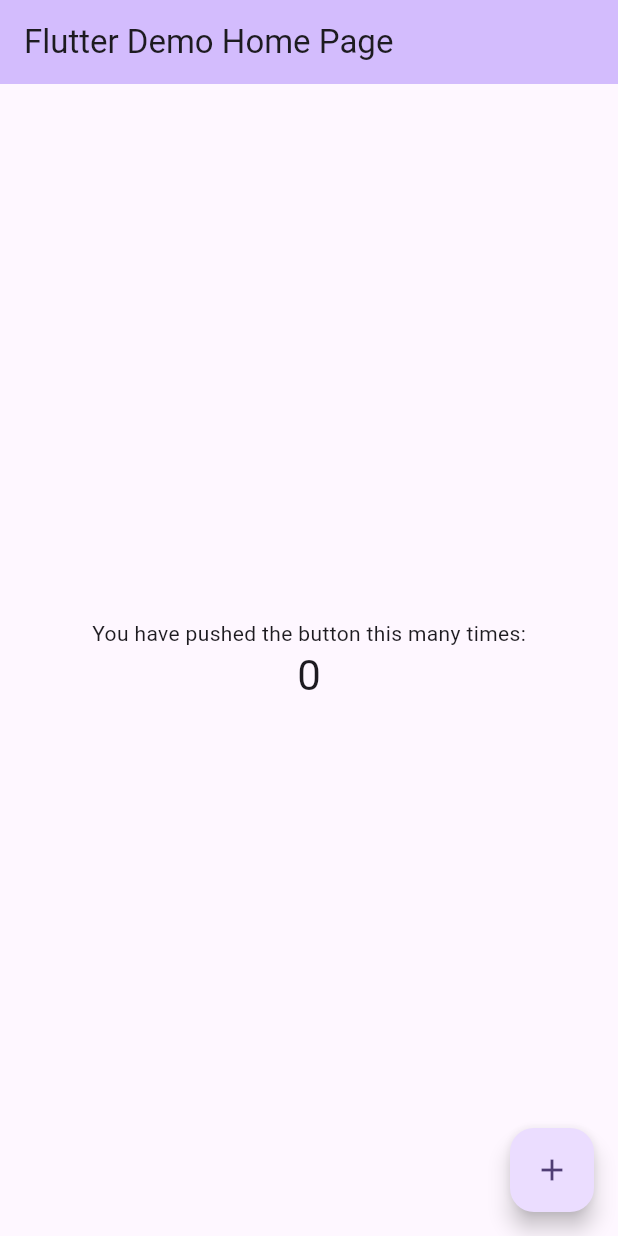
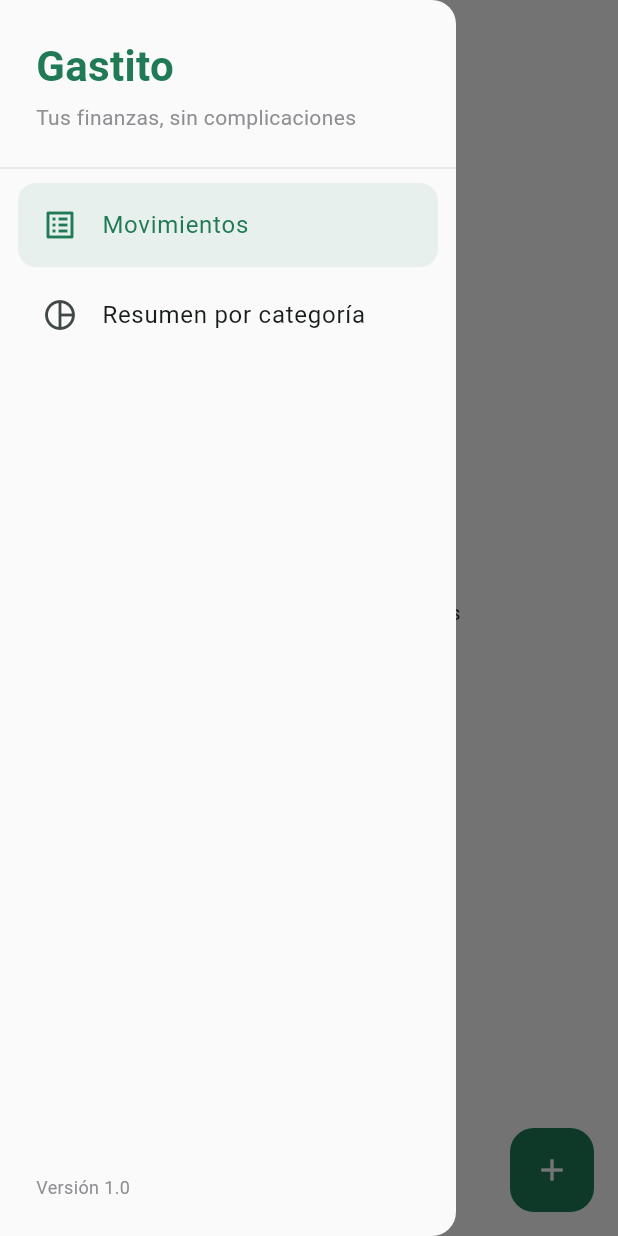
Before and after one commit to wachi10/gastito, a Flutter app: the screen it shows after launch, with the side drawer open (before the commit the screen has no drawer), on a phone screen of 412 x 824 dp. Run offline on Flutter 3.47's test engine with Material 3 defaults, Android fonts, the phone set to English and light mode, and no system bars; our stand-ins replace sqflite; accounts and stored records are empty.

Commit message:
Agregar tema minimalista, rutas con nombre, Drawer y pantallas base

```diff
--- a/lib/main.dart
+++ b/lib/main.dart
@@ -1,125 +1,35 @@
 import 'package:flutter/material.dart';
 
-import 'data/movimiento_repository.dart';
-import 'models/movimiento.dart';
+import 'rutas.dart';
+import 'screens/detalle_movimiento_screen.dart';
+import 'screens/lista_movimientos_screen.dart';
+import 'screens/nuevo_movimiento_screen.dart';
+import 'screens/resumen_screen.dart';
+import 'tema.dart';
 
+/// Punto de entrada de Gastito.
 void main() {
-  runApp(const MyApp());
+  runApp(const GastitoApp());
 }
 
-class MyApp extends StatelessWidget {
-  const MyApp({super.key});
+class GastitoApp extends StatelessWidget {
+  const GastitoApp({super.key});
 
-  // This widget is the root of your application.
   @override
   Widget build(BuildContext context) {
     return MaterialApp(
-      title: 'Flutter Demo',
-      theme: ThemeData(
-        // This is the theme of your application.
-        //
-        // TRY THIS: Try running your application with "flutter run". You'll see
-        // the application has a purple toolbar. Then, without quitting the app,
-        // try changing the seedColor in the colorScheme below to Colors.green
-        // and then invoke "hot reload" (save your changes or press the "hot
-        // reload" button in a Flutter-supported IDE, or press "r" if you used
-        // the command line to start the app).
-        //
-        // Notice that the counter didn't reset back to zero; the application
-        // state is not lost during the reload. To reset the state, use hot
-        // restart instead.
-        //
-        // This works for code too, not just values: Most code changes can be
-        // tested with just a hot reload.
-        colorScheme: .fromSeed(seedColor: Colors.deepPurple),
-      ),
-      home: const MyHomePage(title: 'Flutter Demo Home Page'),
+      title: 'Gastito',
+      debugShowCheckedModeBanner: false, // Quita la etiqueta "DEBUG".
+      theme: TemaApp.tema,
+
+      // Mapa de rutas con nombre (S17): cada nombre construye su pantalla.
+      initialRoute: Rutas.inicio,
+      routes: {
+        Rutas.inicio: (context) => const ListaMovimientosScreen(),
+        Rutas.nuevo: (context) => const NuevoMovimientoScreen(),
+        Rutas.detalle: (context) => const DetalleMovimientoScreen(),
+        Rutas.resumen: (context) => const ResumenScreen(),
+      },
     );
   }
 }
-
-class MyHomePage extends StatefulWidget {
-  const MyHomePage({super.key, required this.title});
-
-  // This widget is the home page of your application. It is stateful, meaning
-  // that it has a State object (defined below) that contains fields that affect
-  // how it looks.
-
-  // This class is the configuration for the state. It holds the values (in this
-  // case the title) provided by the parent (in this case the App widget) and
-  // used by the build method of the State. Fields in a Widget subclass are
-  // always marked "final".
-
-  final String title;
-
-  @override
-  State<MyHomePage> createState() => _MyHomePageState();
-}
-
-class _MyHomePageState extends State<MyHomePage> {
-  int _counter = 0;
-
-  void _incrementCounter() {
-    setState(() {
-      // This call to setState tells the Flutter framework that something has
-      // changed in this State, which causes it to rerun the build method below
-      // so that the display can reflect the updated values. If we changed
-      // _counter without calling setState(), then the build method would not be
-      // called again, and so nothing would appear to happen.
-      _counter++;
-    });
-  }
-
-  @override
-  Widget build(BuildContext context) {
-    // This method is rerun every time setState is called, for instance as done
-    // by the _incrementCounter method above.
-    //
-    // The Flutter framework has been optimized to make rerunning build methods
-    // fast, so that you can just rebuild anything that needs updating rather
-    // than having to individually change instances of widgets.
-    return Scaffold(
-      appBar: AppBar(
-        // TRY THIS: Try changing the color here to a specific color (to
-        // Colors.amber, perhaps?) and trigger a hot reload to see the AppBar
-        // change color while the other colors stay the same.
-        backgroundColor: Theme.of(context).colorScheme.inversePrimary,
-        // Here we take the value from the MyHomePage object that was created by
-        // the App.build method, and use it to set our appbar title.
-        title: Text(widget.title),
-      ),
-      body: Center(
-        // Center is a layout widget. It takes a single child and positions it
-        // in the middle of the parent.
-        child: Column(
-          // Column is also a layout widget. It takes a list of children and
-          // arranges them vertically. By default, it sizes itself to fit its
-          // children horizontally, and tries to be as tall as its parent.
-          //
-          // Column has various properties to control how it sizes itself and
-          // how it positions its children. Here we use mainAxisAlignment to
-          // center the children vertically; the main axis here is the vertical
-          // axis because Columns are vertical (the cross axis would be
-          // horizontal).
-          //
-          // TRY THIS: Invoke "debug painting" (choose the "Toggle Debug Paint"
-          // action in the IDE, or press "p" in the console), to see the
-          // wireframe for each widget.
-          mainAxisAlignment: .center,
-          children: [
-            const Text('You have pushed the button this many times:'),
-            Text(
-              '$_counter',
-              style: Theme.of(context).textTheme.headlineMedium,
-            ),
-          ],
-        ),
-      ),
-      floatingActionButton: FloatingActionButton(
-        onPressed: _incrementCounter,
-        tooltip: 'Increment',
-        child: const Icon(Icons.add),
-      ),
-    );
-  }
-}
--- /dev/null
+++ b/lib/rutas.dart
@@ -0,0 +1,10 @@
+/// Nombres de las rutas de la app (Named Routes, S17).
+///
+/// Se guardan en constantes para no escribir '/detalle' a mano en cada
+/// pantalla: si hay un error de dedo, Dart lo marca antes de correr la app.
+class Rutas {
+  static const String inicio = '/';
+  static const String nuevo = '/nuevo';
+  static const String detalle = '/detalle';
+  static const String resumen = '/resumen';
+}
--- /dev/null
+++ b/lib/screens/detalle_movimiento_screen.dart
@@ -0,0 +1,14 @@
+import 'package:flutter/material.dart';
+
+/// Detalle de un movimiento: ticket, datos y mapa. (Versión temporal del paso 5)
+class DetalleMovimientoScreen extends StatelessWidget {
+  const DetalleMovimientoScreen({super.key});
+
+  @override
+  Widget build(BuildContext context) {
+    return Scaffold(
+      appBar: AppBar(title: const Text('Detalle')),
+      body: const Center(child: Text('Aquí irá el detalle del movimiento')),
+    );
+  }
+}
--- /dev/null
+++ b/lib/screens/lista_movimientos_screen.dart
@@ -0,0 +1,36 @@
+import 'package:flutter/material.dart';
+
+import '../rutas.dart';
+import '../widgets/app_drawer.dart';
+
+/// Pantalla principal: movimientos del mes. (Versión temporal del paso 5)
+class ListaMovimientosScreen extends StatelessWidget {
+  const ListaMovimientosScreen({super.key});
+
+  @override
+  Widget build(BuildContext context) {
+    return Scaffold(
+      appBar: AppBar(title: const Text('Gastito')),
+      drawer: const AppDrawer(rutaActual: Rutas.inicio),
+      body: Center(
+        child: Column(
+          mainAxisSize: MainAxisSize.min,
+          children: [
+            const Text('Aquí irá la lista de movimientos'),
+            const SizedBox(height: 16),
+            // Botón temporal para probar la navegación al detalle.
+            TextButton(
+              onPressed: () => Navigator.pushNamed(context, Rutas.detalle),
+              child: const Text('Ver detalle (prueba)'),
+            ),
+          ],
+        ),
+      ),
+      floatingActionButton: FloatingActionButton(
+        onPressed: () => Navigator.pushNamed(context, Rutas.nuevo),
+        tooltip: 'Agregar movimiento',
+        child: const Icon(Icons.add),
+      ),
+    );
+  }
+}
--- /dev/null
+++ b/lib/screens/nuevo_movimiento_screen.dart
@@ -0,0 +1,14 @@
+import 'package:flutter/material.dart';
+
+/// Formulario para registrar un ingreso o egreso. (Versión temporal del paso 5)
+class NuevoMovimientoScreen extends StatelessWidget {
+  const NuevoMovimientoScreen({super.key});
+
+  @override
+  Widget build(BuildContext context) {
+    return Scaffold(
+      appBar: AppBar(title: const Text('Nuevo movimiento')),
+      body: const Center(child: Text('Aquí irá el formulario')),
+    );
+  }
+}
--- /dev/null
+++ b/lib/screens/resumen_screen.dart
@@ -0,0 +1,14 @@
+import 'package:flutter/material.dart';
+
+/// Totales por categoría del mes. (Versión temporal del paso 5)
+class ResumenScreen extends StatelessWidget {
+  const ResumenScreen({super.key});
+
+  @override
+  Widget build(BuildContext context) {
+    return Scaffold(
+      appBar: AppBar(title: const Text('Resumen por categoría')),
+      body: const Center(child: Text('Aquí irá el resumen')),
+    );
+  }
+}
--- /dev/null
+++ b/lib/tema.dart
@@ -0,0 +1,99 @@
+import 'package:flutter/material.dart';
+
+/// Colores y estilos de Gastito.
+///
+/// Todo el diseño se define AQUÍ una sola vez. Las pantallas no repiten
+/// colores ni bordes: los toman del tema automáticamente.
+class TemaApp {
+  // --- Paleta minimalista: un solo color de acento (verde) ---
+  static const Color verde = Color(0xFF1F7A55); // Acento e ingresos.
+  static const Color fondo = Color(0xFFFAFAFA); // Gris casi blanco.
+  static const Color textoPrincipal = Color(0xFF1C1C1E); // Casi negro.
+  static const Color textoSecundario = Color(0xFF8E8E93); // Gris para datos secundarios.
+  static const Color borde = Color(0xFFE5E5EA); // Bordes finos.
+  static const Color rojoSuave = Color(0xFFC0392B); // Solo errores y balance negativo.
+
+  static ThemeData get tema {
+    return ThemeData(
+      colorScheme: ColorScheme.fromSeed(
+        seedColor: verde,
+        primary: verde,
+        surface: fondo,
+      ),
+      scaffoldBackgroundColor: fondo,
+
+      // AppBar plano, del mismo color que el fondo y sin sombra.
+      appBarTheme: const AppBarThemeData(
+        backgroundColor: fondo,
+        foregroundColor: textoPrincipal,
+        elevation: 0,
+        scrolledUnderElevation: 0, // Que no cambie de color al hacer scroll.
+        centerTitle: false,
+        titleTextStyle: TextStyle(
+          fontSize: 20,
+          fontWeight: FontWeight.w600,
+          color: textoPrincipal,
+        ),
+      ),
+
+      // Tarjetas blancas sin sombra, con borde fino y esquinas redondeadas.
+      cardTheme: CardThemeData(
+        color: Colors.white,
+        elevation: 0,
+        margin: EdgeInsets.zero,
+        shape: RoundedRectangleBorder(
+          borderRadius: BorderRadius.circular(16),
+          side: const BorderSide(color: borde),
+        ),
+      ),
+
+      // Campos de texto: borde suave que cambia según el estado (S10).
+      inputDecorationTheme: InputDecorationThemeData(
+        filled: true,
+        fillColor: Colors.white,
+        border: OutlineInputBorder(
+          borderRadius: BorderRadius.circular(12),
+          borderSide: const BorderSide(color: borde),
+        ),
+        enabledBorder: OutlineInputBorder(
+          borderRadius: BorderRadius.circular(12),
+          borderSide: const BorderSide(color: borde),
+        ),
+        focusedBorder: OutlineInputBorder(
+          borderRadius: BorderRadius.circular(12),
+          borderSide: const BorderSide(color: verde, width: 2),
+        ),
+        errorBorder: OutlineInputBorder(
+          borderRadius: BorderRadius.circular(12),
+          borderSide: const BorderSide(color: rojoSuave),
+        ),
+        focusedErrorBorder: OutlineInputBorder(
+          borderRadius: BorderRadius.circular(12),
+          borderSide: const BorderSide(color: rojoSuave, width: 2),
+        ),
+      ),
+
+      // Botón principal (ej. "Guardar"): verde, plano y a todo lo ancho (S12).
+      elevatedButtonTheme: ElevatedButtonThemeData(
+        style: ElevatedButton.styleFrom(
+          backgroundColor: verde,
+          foregroundColor: Colors.white,
+          elevation: 0,
+          minimumSize: const Size.fromHeight(52), // Alto de 52, ancho completo.
+          shape: RoundedRectangleBorder(
+            borderRadius: BorderRadius.circular(12),
+          ),
+          textStyle: const TextStyle(fontSize: 16, fontWeight: FontWeight.w600),
+        ),
+      ),
+
+      floatingActionButtonTheme: const FloatingActionButtonThemeData(
+        backgroundColor: verde,
+        foregroundColor: Colors.white,
+        elevation: 0,
+      ),
+
+      dividerTheme: const DividerThemeData(color: borde, thickness: 1),
+    );
+  }
+}
--- /dev/null
+++ b/lib/widgets/app_drawer.dart
@@ -0,0 +1,106 @@
+import 'package:flutter/material.dart';
+
+import '../rutas.dart';
+import '../tema.dart';
+
+/// Menú lateral de Gastito.
+///
+/// Vive en su propio archivo (S14): si estuviera dentro de la pantalla,
+/// esa clase tendría dos responsabilidades y rompería el principio
+/// de responsabilidad única (SRP) de SOLID.
+class AppDrawer extends StatelessWidget {
+  /// Ruta de la pantalla que abrió el Drawer, para resaltar la opción actual.
+  final String rutaActual;
+
+  const AppDrawer({super.key, required this.rutaActual});
+
+  @override
+  Widget build(BuildContext context) {
+    return Drawer(
+      backgroundColor: TemaApp.fondo,
+      child: SafeArea(
+        child: Column(
+          crossAxisAlignment: CrossAxisAlignment.start,
+          children: [
+            // --- Encabezado ---
+            const Padding(
+              padding: EdgeInsets.fromLTRB(24, 24, 24, 4),
+              child: Text(
+                'Gastito',
+                style: TextStyle(
+                  fontSize: 28,
+                  fontWeight: FontWeight.w700,
+                  color: TemaApp.verde,
+                ),
+              ),
+            ),
+            const Padding(
+              padding: EdgeInsets.fromLTRB(24, 0, 24, 16),
+              child: Text(
+                'Tus finanzas, sin complicaciones',
+                style: TextStyle(color: TemaApp.textoSecundario),
+              ),
+            ),
+            const Divider(),
+
+            // --- Opciones ---
+            _opcion(
+              context,
+              icono: Icons.list_alt_outlined,
+              texto: 'Movimientos',
+              ruta: Rutas.inicio,
+            ),
+            _opcion(
+              context,
+              icono: Icons.pie_chart_outline,
+              texto: 'Resumen por categoría',
+              ruta: Rutas.resumen,
+            ),
+
+            const Spacer(), // Empuja lo siguiente hasta abajo.
+            const Padding(
+              padding: EdgeInsets.all(24),
+              child: Text(
+                'Versión 1.0',
+                style: TextStyle(color: TemaApp.textoSecundario, fontSize: 12),
+              ),
+            ),
+          ],
+        ),
+      ),
+    );
+  }
+
+  /// Construye una opción del menú.
+  Widget _opcion(
+      BuildContext context, {
+        required IconData icono,
+        required String texto,
+        required String ruta,
+      }) {
+    final seleccionada = ruta == rutaActual;
+
+    return Padding(
+      padding: const EdgeInsets.symmetric(horizontal: 12, vertical: 2),
+      child: ListTile(
+        leading: Icon(icono),
+        title: Text(texto),
+        selected: seleccionada,
+        selectedColor: TemaApp.verde,
+        selectedTileColor: TemaApp.verde.withValues(alpha: 0.08),
+        shape: RoundedRectangleBorder(borderRadius: BorderRadius.circular(12)),
+        onTap: () {
+          // 1. El Drawer es una ruta (S14): primero lo cerramos con pop.
+          Navigator.pop(context);
+
+          // 2. Si ya estamos en esa pantalla, no hacemos nada más.
+          //    Así no se apilan pantallas repetidas en el Navigator.
+          if (seleccionada) return;
+
+          // 3. Abrimos la pantalla elegida encima de la actual.
+          Navigator.pushNamed(context, ruta);
+        },
+      ),
+    );
+  }
+}
```
Also changed, not shown: 1 other file.
